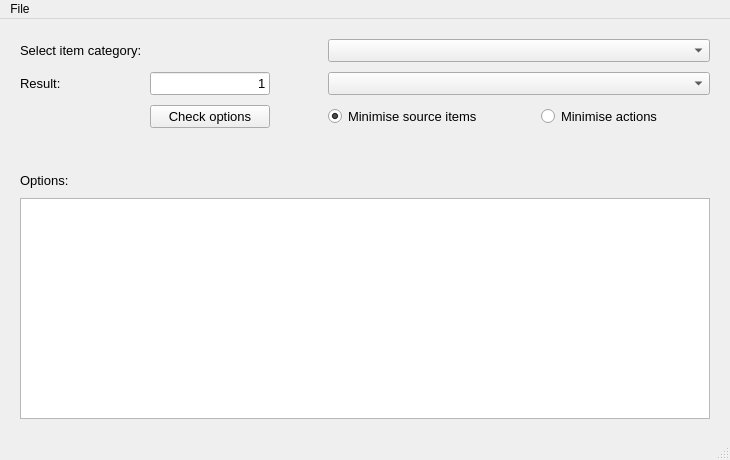
rahv/FallenLondon-ConversionCalculator, file MainWindow.ui: the form before one commit.
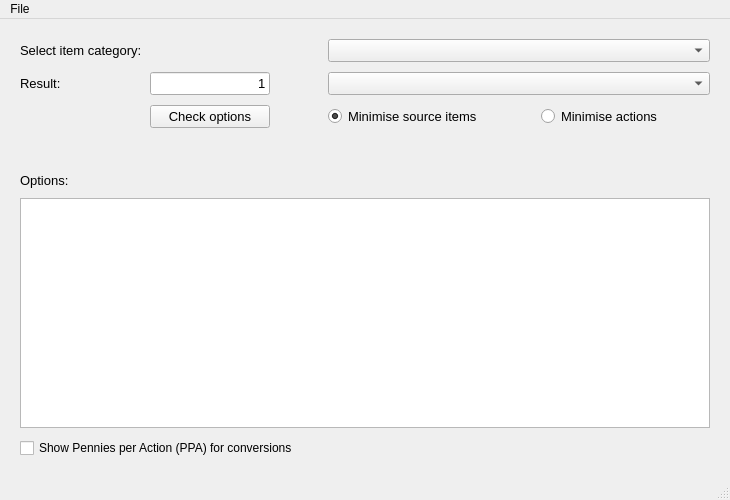
The form after the commit.

```diff
--- a/MainWindow.ui
+++ b/MainWindow.ui
@@ -7,13 +7,13 @@
     <x>0</x>
     <y>0</y>
     <width>730</width>
-    <height>460</height>
+    <height>500</height>
    </rect>
   </property>
   <property name="minimumSize">
    <size>
     <width>730</width>
-    <height>460</height>
+    <height>500</height>
    </size>
   </property>
   <property name="windowTitle">
@@ -286,6 +286,18 @@
            </property>
           </widget>
          </item>
+         <item row="5" column="0" colspan="4">
+          <widget class="QCheckBox" name="ppaCheckBox">
+           <property name="font">
+            <font>
+             <pointsize>9</pointsize>
+            </font>
+           </property>
+           <property name="text">
+            <string>Show Pennies per Action (PPA) for conversions</string>
+           </property>
+          </widget>
+         </item>
         </layout>
        </item>
       </layout>
```
